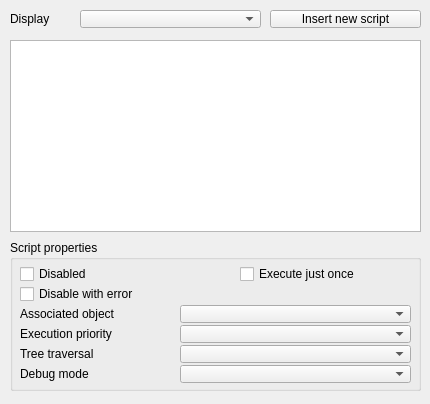
The window that ui/qdlgscripts.ui (CoppeliaRobotics/coppeliaSimLib) describes before a commit, drawn with Qt 5.
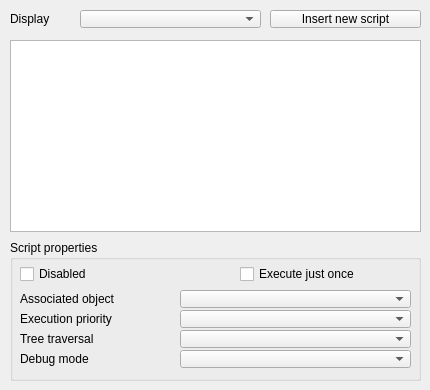
The same window after the commit.

What changed in the file:
```diff
--- a/ui/qdlgscripts.ui
+++ b/ui/qdlgscripts.ui
@@ -7,7 +7,7 @@
     <x>0</x>
     <y>0</y>
     <width>430</width>
-    <height>404</height>
+    <height>390</height>
    </rect>
   </property>
   <property name="windowTitle">
@@ -38,7 +38,7 @@
      <x>10</x>
      <y>240</y>
      <width>411</width>
-     <height>151</height>
+     <height>141</height>
     </rect>
    </property>
    <property name="title">
@@ -83,7 +83,7 @@
     <property name="geometry">
      <rect>
       <x>10</x>
-      <y>65</y>
+      <y>50</y>
       <width>161</width>
       <height>18</height>
      </rect>
@@ -96,7 +96,7 @@
     <property name="geometry">
      <rect>
       <x>170</x>
-      <y>65</y>
+      <y>50</y>
       <width>231</width>
       <height>18</height>
      </rect>
@@ -109,7 +109,7 @@
     <property name="geometry">
      <rect>
       <x>10</x>
-      <y>85</y>
+      <y>70</y>
       <width>161</width>
       <height>18</height>
      </rect>
@@ -122,33 +122,17 @@
     <property name="geometry">
      <rect>
       <x>170</x>
-      <y>85</y>
+      <y>70</y>
       <width>231</width>
       <height>18</height>
      </rect>
     </property>
    </widget>
-   <widget class="QCheckBox" name="qqDisableWithError">
-    <property name="geometry">
-     <rect>
-      <x>10</x>
-      <y>45</y>
-      <width>211</width>
-      <height>18</height>
-     </rect>
-    </property>
-    <property name="focusPolicy">
-     <enum>Qt::StrongFocus</enum>
-    </property>
-    <property name="text">
-     <string>Disable with error</string>
-    </property>
-   </widget>
    <widget class="QComboBox" name="qqTreeTraversalDirection">
     <property name="geometry">
      <rect>
       <x>170</x>
-      <y>105</y>
+      <y>90</y>
       <width>231</width>
       <height>18</height>
      </rect>
@@ -158,7 +142,7 @@
     <property name="geometry">
      <rect>
       <x>10</x>
-      <y>105</y>
+      <y>90</y>
       <width>161</width>
       <height>18</height>
      </rect>
@@ -171,7 +155,7 @@
     <property name="geometry">
      <rect>
       <x>170</x>
-      <y>125</y>
+      <y>110</y>
       <width>231</width>
       <height>18</height>
      </rect>
@@ -181,7 +165,7 @@
     <property name="geometry">
      <rect>
       <x>10</x>
-      <y>125</y>
+      <y>110</y>
       <width>161</width>
       <height>18</height>
      </rect>
```
Left out of the diff: 1 changed line with no effect on the pictures.
